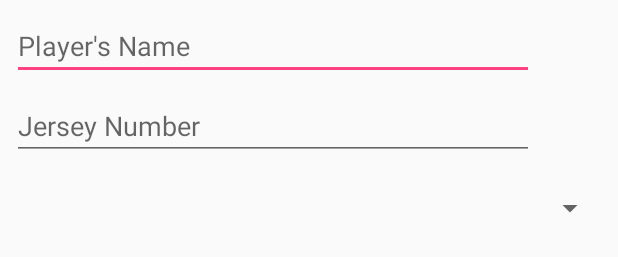
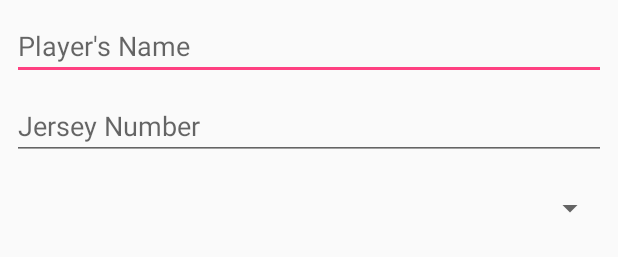
Before and after one commit to ryanmcalpin/basketball-rpg-android, an Android app: the layout activity_new_player.xml on its own in the app's theme, with its tools: preview values and no code run, on a phone screen of 412 x 824 dp. Shown: the top 257 px of the screen. Run offline under Robolectric (Android 15) with nearby library versions, the phone set to English and light mode, and no system bars.

Commit message:
begin work on new player form, considering complete overhaul

```diff
--- a/app/src/main/res/layout/activity_new_player.xml
+++ b/app/src/main/res/layout/activity_new_player.xml
@@ -10,33 +10,32 @@
         android:id="@+id/nameInput"
         android:layout_width="0dp"
         android:layout_height="wrap_content"
-        android:layout_marginEnd="56dp"
         android:layout_marginStart="8dp"
         android:layout_marginTop="8dp"
+        android:layout_marginEnd="8dp"
         android:ems="10"
         android:hint="Player's Name"
+        android:inputType="textPersonName"
         app:layout_constraintEnd_toEndOf="parent"
         app:layout_constraintHorizontal_bias="0.0"
         app:layout_constraintStart_toStartOf="parent"
-        app:layout_constraintTop_toTopOf="parent"
-        android:inputType="textPersonName"
-        />
+        app:layout_constraintTop_toTopOf="parent" />
 
     <EditText
         android:id="@+id/numberInput"
         android:layout_width="0dp"
         android:layout_height="wrap_content"
-        android:layout_marginEnd="56dp"
         android:layout_marginStart="8dp"
         android:layout_marginTop="8dp"
+        android:layout_marginEnd="8dp"
         android:ems="10"
         android:hint="Jersey Number"
         android:inputType="number"
+        android:maxLength="2"
         app:layout_constraintEnd_toEndOf="parent"
         app:layout_constraintHorizontal_bias="0.0"
         app:layout_constraintStart_toStartOf="parent"
-        app:layout_constraintTop_toBottomOf="@+id/nameInput"
-        android:maxLength="2"/>
+        app:layout_constraintTop_toBottomOf="@+id/nameInput" />
 
     <Spinner
         android:id="@+id/positions_spinner"
```
Also changed, not shown: app/src/main/java/com/example/rygn/basketballrpg/NewPlayerActivity.java (+28 -2 lines).
